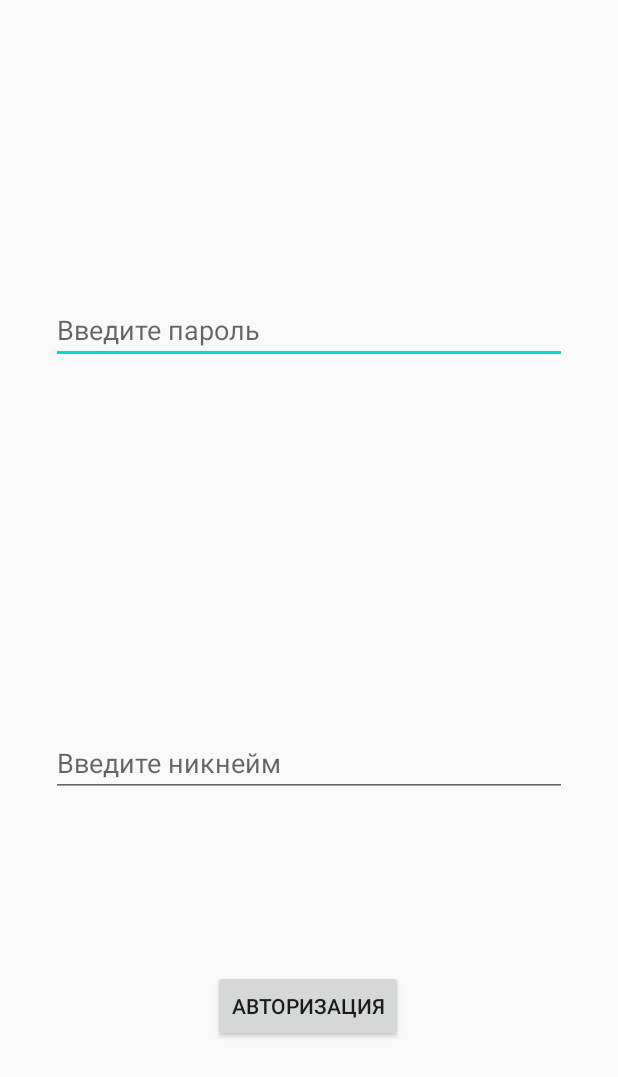
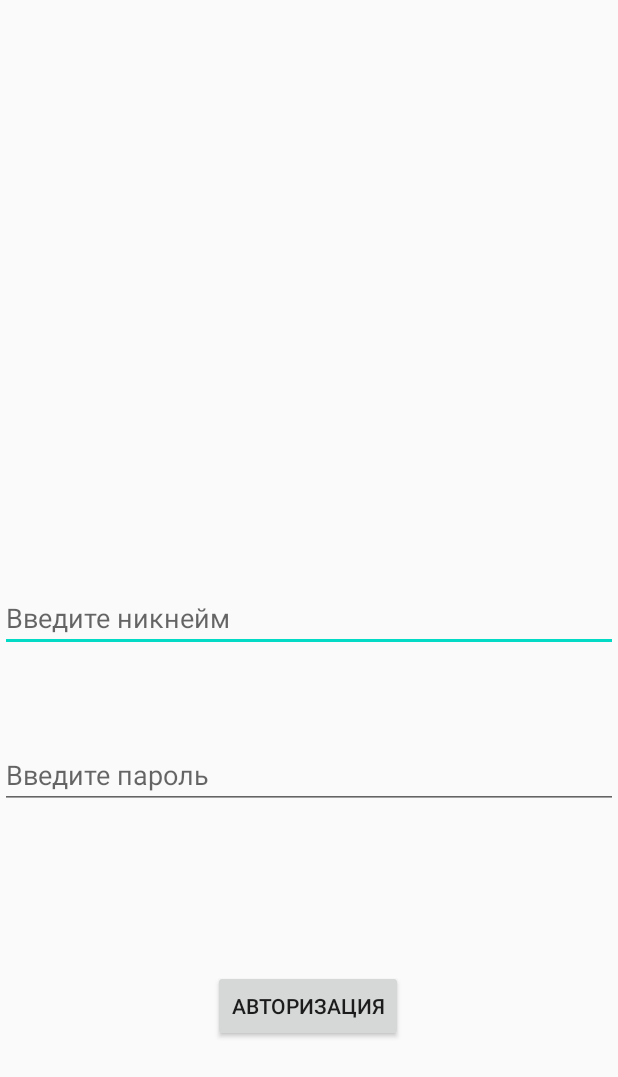
Before and after one commit to andrewvnukov/FinalProject, an Android app: the layout activity_autorization.xml on its own in the app's theme, with its tools: preview values and no code run, on a phone screen of 412 x 824 dp. Shown: the top 1077 px of the screen. Run offline under Robolectric (Android 15) with nearby library versions, the phone set to English and light mode, and no system bars.

Commit message:
Initial commit

```diff
--- a/src/main/AndroidManifest.xml
+++ b/src/main/AndroidManifest.xml
@@ -1,6 +1,6 @@
 <?xml version="1.0" encoding="utf-8"?>
 <manifest xmlns:android="http://schemas.android.com/apk/res/android"
-    package="com.example.cristmastree">
+    package="com.example.finalproject">
 
     <application
         android:allowBackup="true"
@@ -16,6 +16,9 @@
                 <category android:name="android.intent.category.LAUNCHER" />
             </intent-filter>
         </activity>
+        <activity android:name=".AutorizationActivity"/>
+        <activity android:name=".RegisterActivity"/>
+        <activity android:name=".MenuActivity"/>
     </application>
 
 </manifest>
--- a/src/main/java/com/example/finalproject/AutorizationActivity.java
+++ b/src/main/java/com/example/finalproject/AutorizationActivity.java
@@ -1,10 +1,9 @@
-package finalproject;
+package com.example.finalproject;
 
 import android.os.Bundle;
 
 import androidx.appcompat.app.AppCompatActivity;
 
-import com.example.cristmastree.R;
 
 //TODO Авторизация
 
--- a/src/main/java/com/example/finalproject/RegisterActivity.java
+++ b/src/main/java/com/example/finalproject/RegisterActivity.java
@@ -1,4 +1,4 @@
-package finalproject;
+package com.example.finalproject;
 
 import android.os.Bundle;
 import android.widget.Toast;
--- a/src/main/res/layout/activity_autorization.xml
+++ b/src/main/res/layout/activity_autorization.xml
@@ -1,11 +1,25 @@
 <?xml version="1.0" encoding="utf-8"?>
-<androidx.constraintlayout.widget.ConstraintLayout
-    xmlns:android="http://schemas.android.com/apk/res/android"
+<androidx.constraintlayout.widget.ConstraintLayout xmlns:android="http://schemas.android.com/apk/res/android"
     xmlns:app="http://schemas.android.com/apk/res-auto"
-    xmlns:tools="http://schemas.android.com/tools"
     android:layout_width="match_parent"
     android:layout_height="match_parent">
+
 <!--TODO Внешний вид авторизации-->
+
+    <EditText
+        android:id="@+id/editTextTextPersonName"
+        android:layout_width="match_parent"
+        android:layout_height="wrap_content"
+        android:autofillHints=""
+        android:baselineAligned="false"
+        android:ems="10"
+        android:hint="@string/Nickname"
+        android:inputType="textPersonName"
+        app:layout_constraintBottom_toBottomOf="parent"
+        app:layout_constraintEnd_toEndOf="parent"
+        app:layout_constraintStart_toStartOf="parent"
+        app:layout_constraintTop_toTopOf="parent" />
+
     <Button
         android:id="@+id/button"
         android:layout_width="wrap_content"
@@ -18,16 +32,6 @@
         app:layout_constraintTop_toTopOf="parent"
         app:layout_constraintVertical_bias="0.833" />
 
-    <LinearLayout
-        android:layout_width="344dp"
-        android:layout_height="343dp"
-        android:orientation="vertical"
-        app:layout_constraintBottom_toBottomOf="parent"
-        app:layout_constraintEnd_toEndOf="parent"
-        app:layout_constraintStart_toStartOf="parent"
-        app:layout_constraintTop_toTopOf="parent"
-        app:layout_constraintVertical_bias="0.41">
-
     <EditText
         android:id="@+id/pswrd"
         android:layout_width="match_parent"
@@ -38,21 +42,11 @@
         android:hint="@string/Password"
         android:inputType="textPassword"
         android:labelFor="@id/button"
-            tools:ignore="MissingConstraints" />
+        app:layout_constraintBottom_toBottomOf="parent"
+        app:layout_constraintEnd_toEndOf="parent"
+        app:layout_constraintHorizontal_bias="0.0"
+        app:layout_constraintStart_toStartOf="parent"
+        app:layout_constraintTop_toTopOf="parent"
+        app:layout_constraintVertical_bias="0.634" />
 
-        <Space
-            android:layout_width="match_parent"
-            android:layout_height="243dp" />
-
-        <EditText
-            android:id="@+id/editTextTextPersonName"
-            android:layout_width="match_parent"
-            android:layout_height="wrap_content"
-            android:autofillHints=""
-            android:baselineAligned="false"
-            android:ems="10"
-            android:hint="@string/Nickname"
-            android:inputType="textPersonName"
-            tools:ignore="MissingConstraints" />
-    </LinearLayout>
 </androidx.constraintlayout.widget.ConstraintLayout>
```
Also changed, not shown: src/main/java/com/example/finalproject/MainActivity.java (+5 -7 lines). Lines whose indentation alone changed are shown as unchanged.
